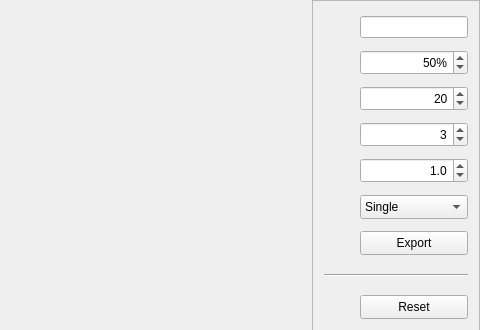
chrizbee/NewtonFractal, file src/mainwindow.ui: the form before one commit; both pictures show x 220 to 700 and y 0 to 330 of the 700 by 700 pixel window.
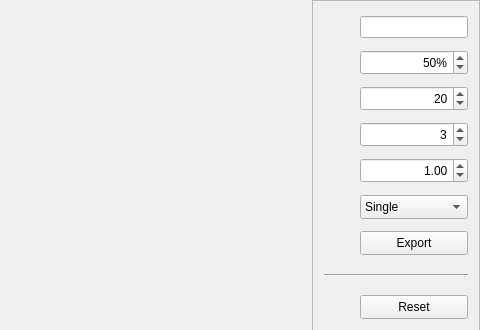
The form after the commit. Icons and pictures are not drawn. Custom widgets are drawn as their Qt base class.

Commit message: Removed 1 division and 1 call to func

```diff
--- a/src/mainwindow.ui
+++ b/src/mainwindow.ui
@@ -87,7 +87,7 @@
            <rect>
             <x>0</x>
             <y>0</y>
-            <width>174</width>
+            <width>166</width>
             <height>698</height>
            </rect>
           </property>
@@ -524,7 +524,7 @@
                    <set>Qt::AlignRight|Qt::AlignTrailing|Qt::AlignVCenter</set>
                   </property>
                   <property name="decimals">
-                   <number>1</number>
+                   <number>2</number>
                   </property>
                   <property name="minimum">
                    <double>0.100000000000000</double>
```
Left out of the diff: 2 changed lines with no effect on the pictures. The commit also changes 2 other files.
